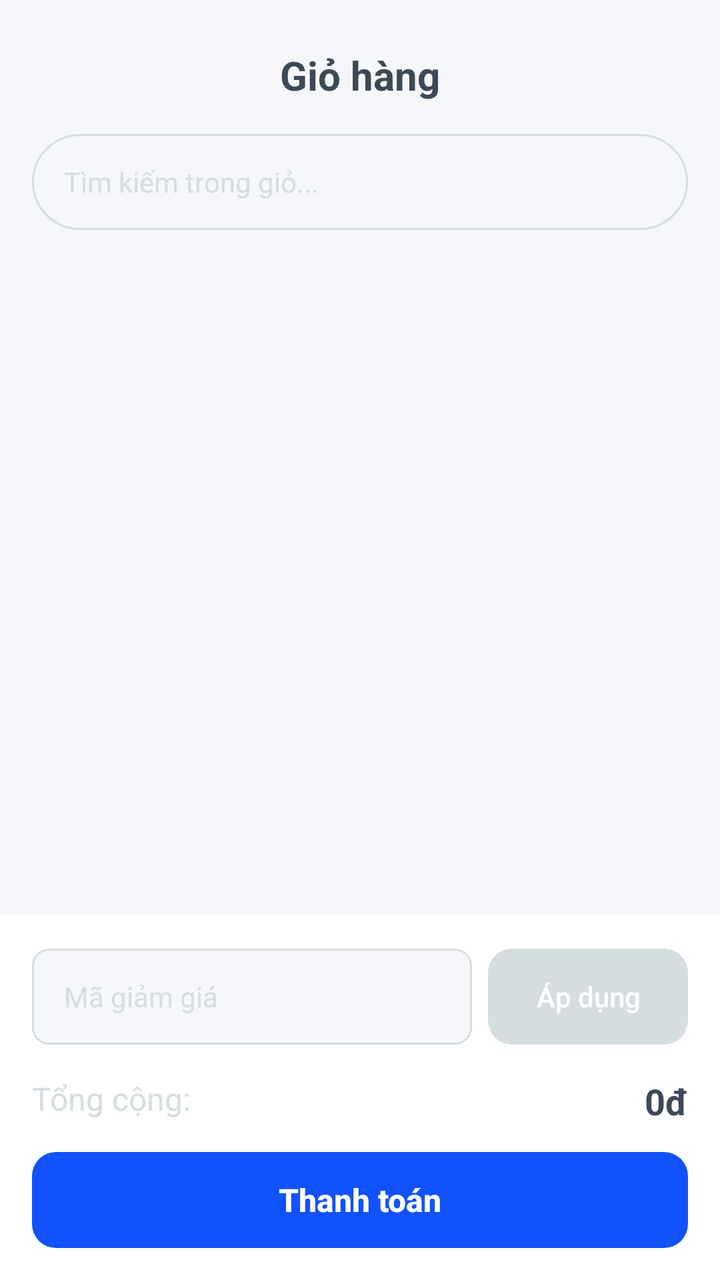
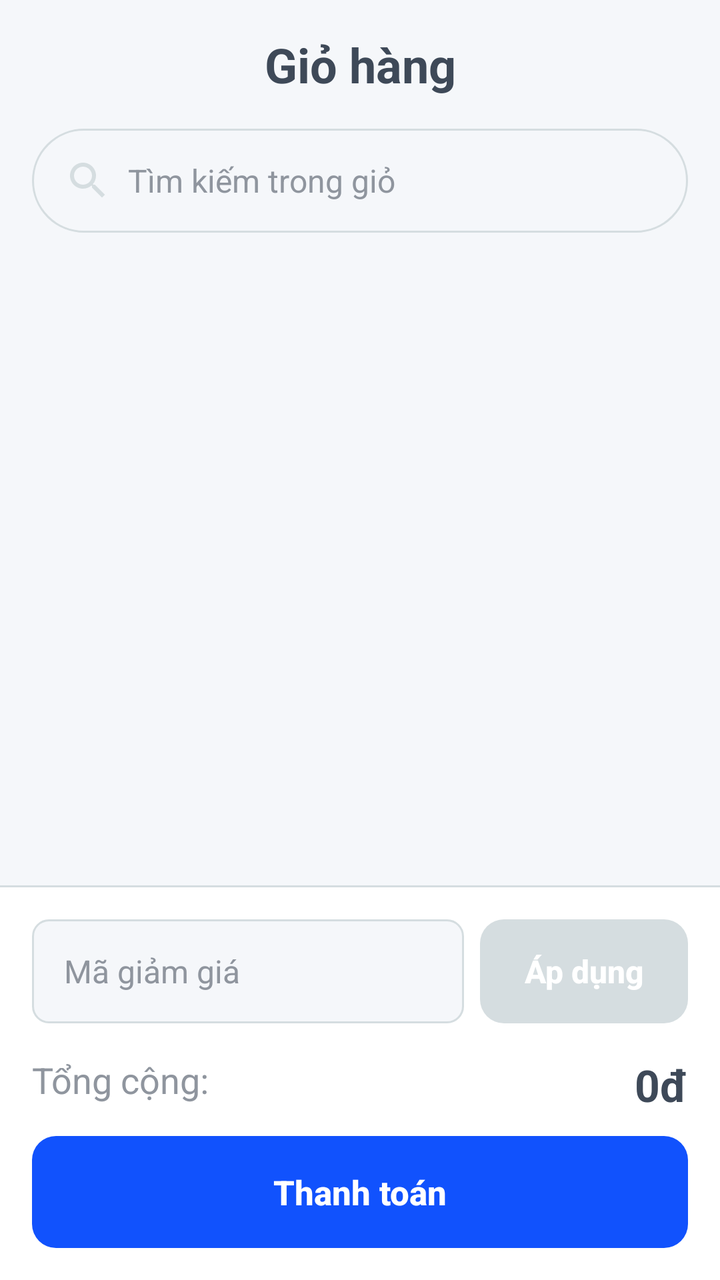

Two renders of the same Android screen: before a commit and after it. Below are the layout's source before the change and the commit's diff.
<!-- AndroidManifest.xml: application theme Theme.NT118R12 -->
<!-- res/layout/fragment_cart.xml -->
<?xml version="1.0" encoding="utf-8"?>
<androidx.constraintlayout.widget.ConstraintLayout xmlns:android="http://schemas.android.com/apk/res/android"
    xmlns:app="http://schemas.android.com/apk/res-auto"
    android:layout_width="match_parent"
    android:layout_height="match_parent"
    android:background="@color/bg_gray_light">

    <TextView
        android:id="@+id/tv_title"
        android:layout_width="wrap_content"
        android:layout_height="wrap_content"
        android:layout_marginTop="24dp"
        android:text="Giỏ hàng"
        android:textSize="20sp"
        android:textStyle="bold"
        android:textColor="@color/text_primary"
        app:layout_constraintTop_toTopOf="parent"
        app:layout_constraintStart_toStartOf="parent"
        app:layout_constraintEnd_toEndOf="parent" />

    <EditText
        android:id="@+id/et_search"
        android:layout_width="0dp"
        android:layout_height="48dp"
        android:layout_marginHorizontal="16dp"
        android:layout_marginTop="16dp"
        android:background="@drawable/bg_search"
        android:hint="Tìm kiếm trong giỏ..."
        android:paddingHorizontal="16dp"
        android:textColor="@color/text_primary"
        android:textColorHint="@color/text_secondary"
        android:textSize="14sp"
        app:layout_constraintTop_toBottomOf="@id/tv_title"
        app:layout_constraintStart_toStartOf="parent"
        app:layout_constraintEnd_toEndOf="parent" />

    <androidx.recyclerview.widget.RecyclerView
        android:id="@+id/rv_cart"
        android:layout_width="0dp"
        android:layout_height="0dp"
        android:layout_marginTop="16dp"
        android:layout_marginBottom="16dp"
        app:layoutManager="androidx.recyclerview.widget.LinearLayoutManager"
        app:layout_constraintTop_toBottomOf="@id/et_search"
        app:layout_constraintBottom_toTopOf="@id/cl_bottom_action"
        app:layout_constraintStart_toStartOf="parent"
        app:layout_constraintEnd_toEndOf="parent" />

    <androidx.constraintlayout.widget.ConstraintLayout
        android:id="@+id/cl_bottom_action"
        android:layout_width="0dp"
        android:layout_height="wrap_content"
        android:background="@color/white"
        android:padding="16dp"
        app:layout_constraintBottom_toBottomOf="parent"
        app:layout_constraintStart_toStartOf="parent"
        app:layout_constraintEnd_toEndOf="parent">

        <EditText
            android:id="@+id/et_voucher"
            android:layout_width="0dp"
            android:layout_height="48dp"
            android:layout_marginEnd="8dp"
            android:background="@drawable/bg_input"
            android:hint="Mã giảm giá"
            android:paddingHorizontal="16dp"
            android:textColor="@color/text_primary"
            android:textColorHint="@color/text_secondary"
            android:textSize="14sp"
            app:layout_constraintTop_toTopOf="parent"
            app:layout_constraintStart_toStartOf="parent"
            app:layout_constraintEnd_toStartOf="@id/btn_apply_voucher" />

        <androidx.appcompat.widget.AppCompatButton
            android:id="@+id/btn_apply_voucher"
            android:layout_width="100dp"
            android:layout_height="48dp"
            android:background="@drawable/bg_btn_disabled"
            android:enabled="false"
            android:text="Áp dụng"
            android:textAllCaps="false"
            android:textColor="@color/white"
            app:layout_constraintTop_toTopOf="@id/et_voucher"
            app:layout_constraintBottom_toBottomOf="@id/et_voucher"
            app:layout_constraintEnd_toEndOf="parent" />

        <TextView
            android:id="@+id/tv_total_label"
            android:layout_width="wrap_content"
            android:layout_height="wrap_content"
            android:layout_marginTop="16dp"
            android:text="Tổng cộng:"
            android:textColor="@color/text_secondary"
            android:textSize="16sp"
            app:layout_constraintTop_toBottomOf="@id/et_voucher"
            app:layout_constraintStart_toStartOf="parent" />

        <TextView
            android:id="@+id/tv_total_amount"
            android:layout_width="wrap_content"
            android:layout_height="wrap_content"
            android:layout_marginTop="16dp"
            android:text="0đ"
            android:textColor="@color/text_primary"
            android:textSize="18sp"
            android:textStyle="bold"
            app:layout_constraintTop_toBottomOf="@id/et_voucher"
            app:layout_constraintEnd_toEndOf="parent" />

        <androidx.appcompat.widget.AppCompatButton
            android:id="@+id/btn_checkout"
            android:layout_width="0dp"
            android:layout_height="48dp"
            android:layout_marginTop="16dp"
            android:background="@drawable/bg_btn_primary"
            android:text="Thanh toán"
            android:textAllCaps="false"
            android:textColor="@color/white"
            android:textSize="16sp"
            android:textStyle="bold"
            android:stateListAnimator="@null"
            app:layout_constraintTop_toBottomOf="@id/tv_total_label"
            app:layout_constraintStart_toStartOf="parent"
            app:layout_constraintEnd_toEndOf="parent" />
    </androidx.constraintlayout.widget.ConstraintLayout>

</androidx.constraintlayout.widget.ConstraintLayout>
<!-- resources referenced by this layout -->
<resources>
  <color name="bg_gray_light">#F5F7FA</color>
  <color name="text_primary">#3E4958</color>
  <color name="text_secondary">#D5DDE0</color>
  <color name="white">#FFFFFFFF</color>
  <!-- drawable bg_btn_disabled (drawable) -->
  <?xml version="1.0" encoding="utf-8"?>
  <shape xmlns:android="http://schemas.android.com/apk/res/android">
      <solid android:color="@color/text_secondary" />
      <corners android:radius="12dp" />
  </shape>
  <!-- drawable bg_btn_primary (drawable) -->
  <?xml version="1.0" encoding="utf-8"?>
  <shape xmlns:android="http://schemas.android.com/apk/res/android">
      <solid android:color="@color/primary" />
      <corners android:radius="12dp" />
  </shape>
  <!-- drawable bg_input (drawable) -->
  <?xml version="1.0" encoding="utf-8"?>
  <shape xmlns:android="http://schemas.android.com/apk/res/android">
      <solid android:color="@color/bg_gray_light" />
      <corners android:radius="8dp" />
      <stroke android:width="1dp" android:color="@color/border" />
  </shape>
  <!-- drawable bg_search (drawable) -->
  <?xml version="1.0" encoding="utf-8"?>
  <shape xmlns:android="http://schemas.android.com/apk/res/android">
      <solid android:color="@color/bg_gray_light" />
      <corners android:radius="100dp" />
      <stroke android:width="1dp" android:color="@color/border" />
  </shape>
  <style name="Theme.NT118R12" parent="Theme.MaterialComponents.Light.NoActionBar.Bridge" />
  <color name="primary">#1152FD</color>
  <color name="border">#D5DDE0</color>
</resources>

<!-- the commit's change to res/layout/fragment_cart.xml (unified diff, before → after) -->
@@ -9,80 +9,105 @@
         android:id="@+id/tv_title"
         android:layout_width="wrap_content"
         android:layout_height="wrap_content"
-        android:layout_marginTop="24dp"
+        android:layout_marginTop="16dp"
         android:text="Giỏ hàng"
-        android:textSize="20sp"
+        android:textColor="@color/text_primary"
+        android:textSize="24sp"
         android:textStyle="bold"
-        android:textColor="@color/text_primary"
-        app:layout_constraintTop_toTopOf="parent"
+        app:layout_constraintEnd_toEndOf="parent"
         app:layout_constraintStart_toStartOf="parent"
-        app:layout_constraintEnd_toEndOf="parent" />
+        app:layout_constraintTop_toTopOf="parent" />
 
     <EditText
         android:id="@+id/et_search"
         android:layout_width="0dp"
-        android:layout_height="48dp"
+        android:layout_height="52dp"
         android:layout_marginHorizontal="16dp"
         android:layout_marginTop="16dp"
         android:background="@drawable/bg_search"
-        android:hint="Tìm kiếm trong giỏ..."
+        android:drawableStart="@drawable/ic_search"
+        android:drawablePadding="8dp"
+        android:hint="Tìm kiếm trong giỏ"
+        android:imeOptions="actionSearch"
+        android:inputType="text"
+        android:maxLines="1"
         android:paddingHorizontal="16dp"
         android:textColor="@color/text_primary"
-        android:textColorHint="@color/text_secondary"
-        android:textSize="14sp"
-        app:layout_constraintTop_toBottomOf="@id/tv_title"
+        android:textColorHint="@color/text_muted"
+        android:textSize="16sp"
+        app:layout_constraintEnd_toEndOf="parent"
         app:layout_constraintStart_toStartOf="parent"
-        app:layout_constraintEnd_toEndOf="parent" />
+        app:layout_constraintTop_toBottomOf="@id/tv_title" />
 
     <androidx.recyclerview.widget.RecyclerView
         android:id="@+id/rv_cart"
         android:layout_width="0dp"
         android:layout_height="0dp"
-        android:layout_marginTop="16dp"
-        android:layout_marginBottom="16dp"
+        android:layout_marginTop="8dp"
+        android:clipToPadding="false"
+        android:overScrollMode="never"
+        android:paddingBottom="8dp"
         app:layoutManager="androidx.recyclerview.widget.LinearLayoutManager"
-        app:layout_constraintTop_toBottomOf="@id/et_search"
+        app:layout_constraintBottom_toTopOf="@id/v_bottom_divider"
+        app:layout_constraintEnd_toEndOf="parent"
+        app:layout_constraintStart_toStartOf="parent"
+        app:layout_constraintTop_toBottomOf="@id/et_search" />
+
+    <View
+        android:id="@+id/v_bottom_divider"
+        android:layout_width="0dp"
+        android:layout_height="1dp"
+        android:background="@color/border"
         app:layout_constraintBottom_toTopOf="@id/cl_bottom_action"
-        app:layout_constraintStart_toStartOf="parent"
-        app:layout_constraintEnd_toEndOf="parent" />
+        app:layout_constraintEnd_toEndOf="parent"
+        app:layout_constraintStart_toStartOf="parent" />
 
     <androidx.constraintlayout.widget.ConstraintLayout
         android:id="@+id/cl_bottom_action"
         android:layout_width="0dp"
         android:layout_height="wrap_content"
-        android:background="@color/white"
+        android:background="@color/surface"
         android:padding="16dp"
         app:layout_constraintBottom_toBottomOf="parent"
-        app:layout_constraintStart_toStartOf="parent"
-        app:layout_constraintEnd_toEndOf="parent">
+        app:layout_constraintEnd_toEndOf="parent"
+        app:layout_constraintStart_toStartOf="parent">
 
         <EditText
             android:id="@+id/et_voucher"
             android:layout_width="0dp"
-            android:layout_height="48dp"
+            android:layout_height="52dp"
             android:layout_marginEnd="8dp"
             android:background="@drawable/bg_input"
             android:hint="Mã giảm giá"
+            android:inputType="text"
+            android:maxLines="1"
             android:paddingHorizontal="16dp"
             android:textColor="@color/text_primary"
-            android:textColorHint="@color/text_secondary"
-            android:textSize="14sp"
-            app:layout_constraintTop_toTopOf="parent"
+            android:textColorHint="@color/text_muted"
+            android:textSize="16sp"
+            app:layout_constraintEnd_toStartOf="@id/btn_apply_voucher"
             app:layout_constraintStart_toStartOf="parent"
-            app:layout_constraintEnd_toStartOf="@id/btn_apply_voucher" />
+            app:layout_constraintTop_toTopOf="parent" />
 
         <androidx.appcompat.widget.AppCompatButton
             android:id="@+id/btn_apply_voucher"
-            android:layout_width="100dp"
-            android:layout_height="48dp"
+            android:layout_width="wrap_content"
+            android:layout_height="52dp"
             android:background="@drawable/bg_btn_disabled"
+            android:elevation="0dp"
             android:enabled="false"
+            android:minWidth="104dp"
+            android:minHeight="0dp"
+            android:paddingHorizontal="16dp"
+            android:stateListAnimator="@null"
             android:text="Áp dụng"
             android:textAllCaps="false"
             android:textColor="@color/white"
-            app:layout_constraintTop_toTopOf="@id/et_voucher"
+            android:textSize="16sp"
+            android:textStyle="bold"
             app:layout_constraintBottom_toBottomOf="@id/et_voucher"
-            app:layout_constraintEnd_toEndOf="parent" />
+            app:layout_constraintEnd_toEndOf="parent"
+            app:layout_constraintTop_toTopOf="@id/et_voucher" />
 
         <TextView
             android:id="@+id/tv_total_label"
@@ -90,10 +115,10 @@
             android:layout_height="wrap_content"
             android:layout_marginTop="16dp"
             android:text="Tổng cộng:"
-            android:textColor="@color/text_secondary"
-            android:textSize="16sp"
-            app:layout_constraintTop_toBottomOf="@id/et_voucher"
-            app:layout_constraintStart_toStartOf="parent" />
+            android:textColor="@color/text_muted"
+            android:textSize="18sp"
+            app:layout_constraintStart_toStartOf="parent"
+            app:layout_constraintTop_toBottomOf="@id/et_voucher" />
 
         <TextView
             android:id="@+id/tv_total_amount"
@@ -102,26 +127,27 @@
             android:layout_marginTop="16dp"
             android:text="0đ"
             android:textColor="@color/text_primary"
-            android:textSize="18sp"
+            android:textSize="22sp"
             android:textStyle="bold"
-            app:layout_constraintTop_toBottomOf="@id/et_voucher"
-            app:layout_constraintEnd_toEndOf="parent" />
+            app:layout_constraintEnd_toEndOf="parent"
+            app:layout_constraintTop_toBottomOf="@id/et_voucher" />
 
         <androidx.appcompat.widget.AppCompatButton
             android:id="@+id/btn_checkout"
             android:layout_width="0dp"
-            android:layout_height="48dp"
+            android:layout_height="56dp"
             android:layout_marginTop="16dp"
             android:background="@drawable/bg_btn_primary"
+            android:elevation="0dp"
+            android:stateListAnimator="@null"
             android:text="Thanh toán"
             android:textAllCaps="false"
             android:textColor="@color/white"
-            android:textSize="16sp"
+            android:textSize="17sp"
             android:textStyle="bold"
-            android:stateListAnimator="@null"
-            app:layout_constraintTop_toBottomOf="@id/tv_total_label"
+            app:layout_constraintEnd_toEndOf="parent"
             app:layout_constraintStart_toStartOf="parent"
-            app:layout_constraintEnd_toEndOf="parent" />
+            app:layout_constraintTop_toBottomOf="@id/tv_total_label" />
     </androidx.constraintlayout.widget.ConstraintLayout>
 
 </androidx.constraintlayout.widget.ConstraintLayout>
<!-- resource entries referenced after the edit -->
@@ -30,8 +30,21 @@
       <corners android:radius="100dp" />
       <stroke android:width="1dp" android:color="@color/border" />
   </shape>
+  <!-- drawable ic_search (drawable) -->
+  <?xml version="1.0" encoding="utf-8"?>
+  <vector xmlns:android="http://schemas.android.com/apk/res/android"
+      android:width="24dp"
+      android:height="24dp"
+      android:viewportWidth="24"
+      android:viewportHeight="24">
+      <path
+          android:fillColor="@color/text_secondary"
+          android:pathData="M15.5,14h-0.79l-0.28,-0.27C15.41,12.59 16,11.11 16,9.5 16,5.91 13.09,3 9.5,3S3,5.91 3,9.5 5.91,16 9.5,16c1.61,0 3.09,-0.59 4.23,-1.57l0.27,0.28v0.79l5,4.99L20.49,19l-4.99,-5zM9.5,14C7.01,14 5,11.99 5,9.5S7.01,5 9.5,5 14,7.01 14,9.5 11.99,14 9.5,14z" />
+  </vector>
   <style name="Theme.NT118R12" parent="Theme.MaterialComponents.Light.NoActionBar.Bridge" />
   <color name="primary">#1152FD</color>
   <color name="border">#D5DDE0</color>
+  <color name="surface">#FFFFFF</color>
+  <color name="text_muted">#8F959E</color>
 </resources>
 
